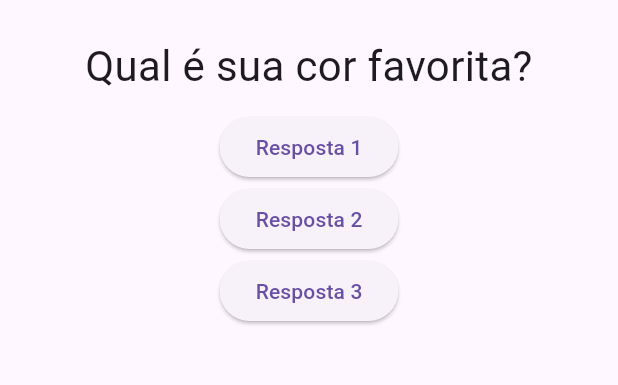
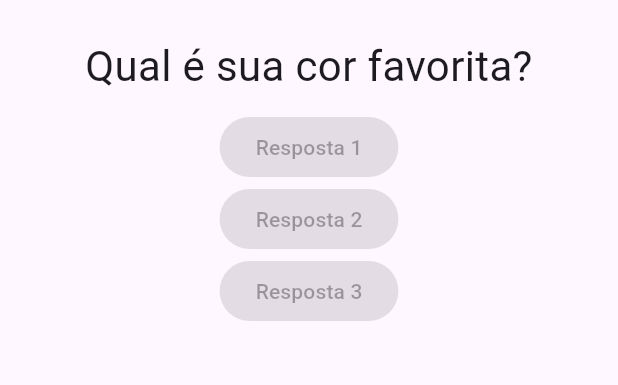
Before and after one commit to diegogiovane/ProjetoPerguntas, a Flutter app: the screen it shows after launch, on a phone screen of 412 x 824 dp, the part 63-448 px from its top. Run offline on Flutter 3.47's test engine with Material 3 defaults, Android fonts, the phone set to English and light mode, and no system bars.

Commit message:
47. Desafio Novo Widget - Resposta

```diff
--- a/lib/main.dart
+++ b/lib/main.dart
@@ -1,5 +1,6 @@
 import 'package:flutter/material.dart';
 import './questao.dart';
+import './resposta.dart';
 
 void main(List<String> args) =>	runApp(const PerguntaApp());
 
@@ -29,18 +30,21 @@ class _PerguntaAppState extends State<PerguntaApp> {
 				body: Column(
 					children: <Widget>[
 				    	Questao(texto: perguntas[_perguntaSelecionada]),
-						ElevatedButton(
-							onPressed: _responder,
-							child: const Text('Resposta 1')
-						),
-						ElevatedButton(
-							onPressed: _responder,
-							child: const Text('Resposta 2')
-						),
-						ElevatedButton(
-							onPressed: _responder,
-							child: const Text('Resposta 3')
-						)
+						const Resposta(texto: 'Resposta 1'),
+						const Resposta(texto: 'Resposta 2'),
+						const Resposta(texto: 'Resposta 3'),
+						// ElevatedButton(
+						// 	onPressed: _responder,
+						// 	child: const Text('Resposta 1')
+						// ),
+						// ElevatedButton(
+						// 	onPressed: _responder,
+						// 	child: const Text('Resposta 2')
+						// ),
+						// ElevatedButton(
+						// 	onPressed: _responder,
+						// 	child: const Text('Resposta 3')
+						// )
 					],
 				),
 			)
--- a/lib/questao.dart
+++ b/lib/questao.dart
@@ -1,7 +1,7 @@
 import 'package:flutter/material.dart';
 
 class Questao extends StatelessWidget {
-    const Questao({this.texto = ""});
+    const Questao({super.key, this.texto = ""});
     final String texto;
 
     @override
--- /dev/null
+++ b/lib/resposta.dart
@@ -0,0 +1,14 @@
+import 'package:flutter/material.dart';
+
+class Resposta extends StatelessWidget {
+    const Resposta({super.key, this.texto = ""});
+    final String texto;
+
+    @override
+    Widget build(BuildContext context) {
+        return ElevatedButton(
+            onPressed: null,
+            child: Text(texto)
+        );
+    }
+}
```
